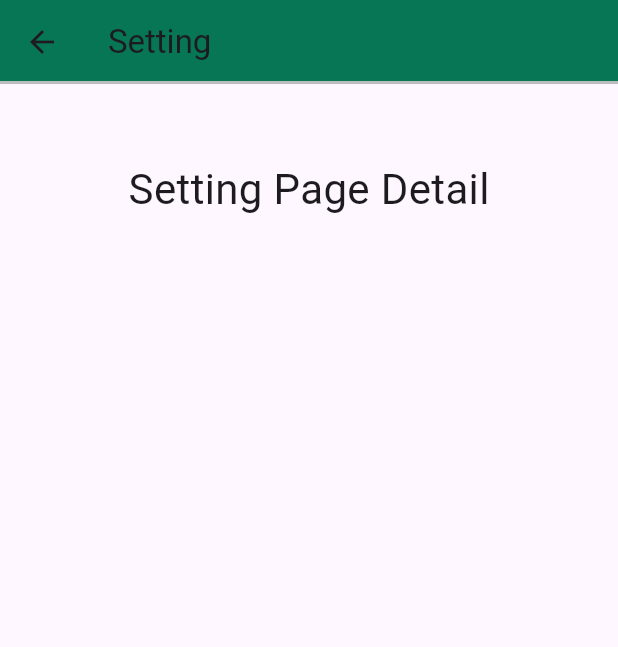
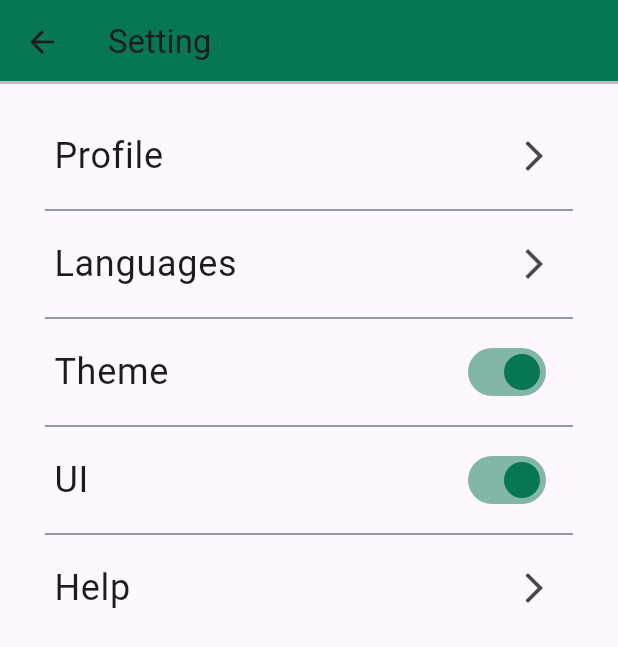
Before and after one commit to PeerapatAtta/Flutter_DPU_FinalProject, a Flutter app: the SettingPage screen opened by its route, on a phone screen of 412 x 824 dp. Shown: the top 647 px of the screen. Run offline on Flutter 3.47's test engine with Material 3 defaults, Android fonts, the phone set to English and light mode, and no system bars; our stand-ins replace dio, shared_preferences; accounts and stored records are empty.

Commit message:
Update Setting Menu

```diff
--- a/lib/setting.dart
+++ b/lib/setting.dart
@@ -9,6 +9,23 @@ class SettingPage extends StatefulWidget {
 }
 
 class _SettingPageState extends State<SettingPage> {
+  var leadingIcons = [
+    Icons.star,
+    Icons.favorite,
+    Icons.wifi,
+    Icons.bluetooth,
+    Icons.settings,
+  ];
+  var titleText = [
+    'Profile',
+    'Languages',
+    'Theme',
+    'UI',
+    'Help',
+  ];
+  var _switchTheme = true;
+  var _switchUI = true;
+
   @override
   Widget build(BuildContext context) {
     return Scaffold(
@@ -17,19 +34,72 @@ class _SettingPageState extends State<SettingPage> {
         shape: Border(bottom: BorderSide(color: Colors.grey[400]!, width: 2)),
         backgroundColor: color2,
       ),
-      body: Center(
-        child: Column(
-          children: [
-            SizedBox(
-              height: 50,
-            ),
-            Text(
-              'Setting Page Detail',
-              textScaleFactor: 2.0,
-            ),
-          ],
+      body: ListView.separated(
+        scrollDirection: Axis.vertical,
+        padding: EdgeInsets.all(20),
+        itemCount: titleText.length,
+        itemBuilder: (context, index) => buildListItem(context, index),
+        separatorBuilder: (context, i) => Divider(
+          thickness: 1,
+          color: Colors.blueGrey,
+          indent: 10,
+          endIndent: 10,
         ),
       ),
     );
   }
+
+  Widget buildListItem(BuildContext ctx, int index) => ListTile(
+        title: Text(
+          titleText[index],
+          textScaleFactor: 1.5,
+        ),
+        trailing: trailingWidget(ctx, index),
+        onTap: () => alert(ctx, 'Open ${titleText[index]}'),
+      );
+
+  Widget trailingWidget(BuildContext ctx, int index) {
+    var widgets = <Widget>[
+      Icon(Icons.arrow_forward_ios),
+      Icon(Icons.arrow_forward_ios),
+      Switch(
+        value: _switchTheme,
+        onChanged: (isOn) => setState(() {
+          _switchTheme = isOn;
+          var t = (isOn) ? 'Light Mode' : 'Dark Mode';
+          alert(ctx, '${titleText[index]} : $t');
+        }),
+        activeColor: color1,
+      ),
+      Switch(
+        value: _switchUI,
+        onChanged: (isOn) => setState(() {
+          _switchUI = isOn;
+          var t = (isOn) ? 'New Version' : 'Old School';
+          alert(ctx, '${titleText[index]} : $t');
+        }),
+        activeColor: color1,
+      ),
+      Icon(Icons.arrow_forward_ios),
+    ];
+    return widgets[index];
+  }
+
+  void alert(BuildContext ctx, String msg) => showDialog(
+        context: ctx,
+        builder: (ctx) => AlertDialog(
+          content: Text(
+            msg,
+            textScaleFactor: 1.3,
+          ),
+          actions: [
+            TextButton(
+                onPressed: () => Navigator.of(ctx).pop(),
+                child: Text(
+                  'OK',
+                  textScaleFactor: 1.3,
+                ))
+          ],
+        ),
+      );
 }
```
